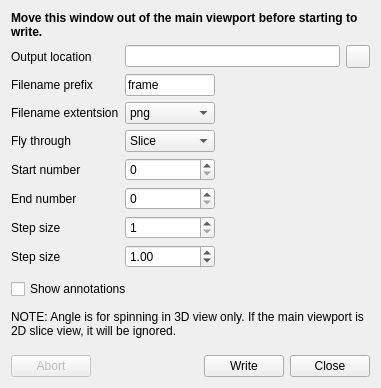
This is freeview/DialogWriteMovieFrames.ui in freesurfer/freesurfer as Qt 5 draws it before an edit. The edited form follows.
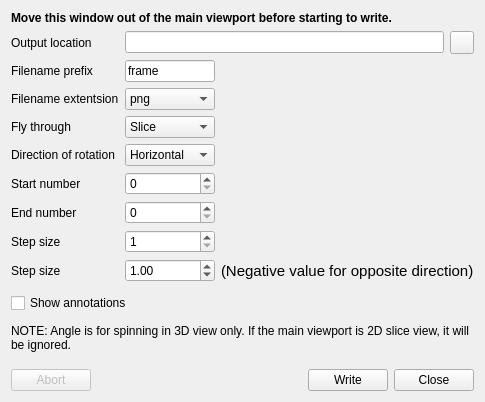
This is the edited form. Icons and pictures are not drawn.

Commit message: Added option to rotate camera in different directions for writing movie frames

```diff
--- a/freeview/DialogWriteMovieFrames.ui
+++ b/freeview/DialogWriteMovieFrames.ui
@@ -6,8 +6,8 @@
    <rect>
     <x>0</x>
     <y>0</y>
-    <width>443</width>
-    <height>439</height>
+    <width>474</width>
+    <height>468</height>
    </rect>
   </property>
   <property name="windowTitle">
@@ -21,7 +21,6 @@
     <widget class="QLabel" name="label_5">
      <property name="font">
       <font>
-       <weight>75</weight>
        <bold>true</bold>
       </font>
      </property>
@@ -35,64 +34,34 @@
    </item>
    <item>
     <layout class="QGridLayout" name="gridLayout">
-     <item row="0" column="0">
-      <widget class="QLabel" name="label">
+     <item row="5" column="0">
+      <widget class="QLabel" name="labelStartNumber">
        <property name="text">
-        <string>Output location</string>
+        <string>Start number</string>
        </property>
       </widget>
      </item>
-     <item row="0" column="1" colspan="2">
-      <widget class="QLineEdit" name="lineEditOutputLocation">
-       <property name="minimumSize">
-        <size>
-         <width>215</width>
-         <height>0</height>
-        </size>
+     <item row="7" column="1">
+      <widget class="QSpinBox" name="spinBoxStep">
+       <property name="minimum">
+        <number>1</number>
        </property>
-      </widget>
-     </item>
-     <item row="0" column="3">
-      <widget class="QToolButton" name="toolButtonOpen">
-       <property name="text">
-        <string/>
+       <property name="maximum">
+        <number>100</number>
        </property>
-       <property name="icon">
-        <iconset resource="freeview.qrc">
-         <normaloff>:/resource/icons/file_open_16.png</normaloff>:/resource/icons/file_open_16.png</iconset>
-       </property>
       </widget>
      </item>
-     <item row="2" column="0">
-      <widget class="QLabel" name="label_2">
-       <property name="text">
-        <string>Filename extentsion</string>
-       </property>
-      </widget>
-     </item>
-     <item row="2" column="1">
-      <widget class="QComboBox" name="comboBoxExtension">
+     <item row="1" column="1">
+      <widget class="QLineEdit" name="lineEditFilenamePrefix">
        <property name="maximumSize">
         <size>
          <width>90</width>
          <height>16777215</height>
         </size>
        </property>
-       <item>
-        <property name="text">
-         <string>png</string>
-        </property>
-       </item>
-       <item>
-        <property name="text">
-         <string>jpeg</string>
-        </property>
-       </item>
-       <item>
-        <property name="text">
-         <string>tiff</string>
-        </property>
-       </item>
+       <property name="text">
+        <string>frame</string>
+       </property>
       </widget>
      </item>
      <item row="2" column="2">
@@ -108,67 +77,16 @@
        </property>
       </spacer>
      </item>
-     <item row="4" column="1">
-      <widget class="QSpinBox" name="spinBoxStart">
-       <property name="minimum">
-        <number>0</number>
-       </property>
-       <property name="maximum">
-        <number>10000</number>
-       </property>
-       <property name="value">
-        <number>0</number>
-       </property>
-      </widget>
-     </item>
-     <item row="5" column="0">
-      <widget class="QLabel" name="labelEndNumber">
-       <property name="text">
-        <string>End number</string>
-       </property>
-      </widget>
-     </item>
-     <item row="5" column="1">
-      <widget class="QSpinBox" name="spinBoxEnd">
-       <property name="minimum">
-        <number>0</number>
-       </property>
-       <property name="maximum">
-        <number>10000</number>
-       </property>
-       <property name="value">
-        <number>0</number>
-       </property>
-      </widget>
-     </item>
-     <item row="4" column="0">
-      <widget class="QLabel" name="labelStartNumber">
-       <property name="text">
-        <string>Start number</string>
-       </property>
-      </widget>
-     </item>
      <item row="6" column="1">
-      <widget class="QSpinBox" name="spinBoxStep">
+      <widget class="QSpinBox" name="spinBoxEnd">
        <property name="minimum">
-        <number>1</number>
+        <number>0</number>
        </property>
        <property name="maximum">
-        <number>100</number>
+        <number>10000</number>
        </property>
-      </widget>
-     </item>
-     <item row="6" column="0">
-      <widget class="QLabel" name="labelSliceStep">
-       <property name="text">
-        <string>Step size</string>
-       </property>
-      </widget>
-     </item>
-     <item row="3" column="0">
-      <widget class="QLabel" name="labelFlyThrough">
-       <property name="text">
-        <string>Fly through</string>
+       <property name="value">
+        <number>0</number>
        </property>
       </widget>
      </item>
@@ -198,30 +116,49 @@
        </property>
       </widget>
      </item>
-     <item row="1" column="1">
-      <widget class="QLineEdit" name="lineEditFilenamePrefix">
+     <item row="6" column="0">
+      <widget class="QLabel" name="labelEndNumber">
+       <property name="text">
+        <string>End number</string>
+       </property>
+      </widget>
+     </item>
+     <item row="2" column="1">
+      <widget class="QComboBox" name="comboBoxExtension">
        <property name="maximumSize">
         <size>
          <width>90</width>
          <height>16777215</height>
         </size>
        </property>
-       <property name="text">
-        <string>frame</string>
-       </property>
+       <item>
+        <property name="text">
+         <string>png</string>
+        </property>
+       </item>
+       <item>
+        <property name="text">
+         <string>jpeg</string>
+        </property>
+       </item>
+       <item>
+        <property name="text">
+         <string>tiff</string>
+        </property>
+       </item>
       </widget>
      </item>
-     <item row="7" column="0">
-      <widget class="QLabel" name="labelSliceStepDouble">
+     <item row="0" column="0">
+      <widget class="QLabel" name="label">
        <property name="text">
-        <string>Step size</string>
+        <string>Output location</string>
        </property>
       </widget>
      </item>
-     <item row="7" column="1">
+     <item row="8" column="1">
       <widget class="QDoubleSpinBox" name="doubleSpinBoxStep">
        <property name="minimum">
-        <double>0.010000000000000</double>
+        <double>-100.000000000000000</double>
        </property>
        <property name="maximum">
         <double>100.000000000000000</double>
@@ -234,6 +171,106 @@
        </property>
       </widget>
      </item>
+     <item row="5" column="1">
+      <widget class="QSpinBox" name="spinBoxStart">
+       <property name="minimum">
+        <number>0</number>
+       </property>
+       <property name="maximum">
+        <number>10000</number>
+       </property>
+       <property name="value">
+        <number>0</number>
+       </property>
+      </widget>
+     </item>
+     <item row="2" column="0">
+      <widget class="QLabel" name="label_2">
+       <property name="text">
+        <string>Filename extentsion</string>
+       </property>
+      </widget>
+     </item>
+     <item row="7" column="0">
+      <widget class="QLabel" name="labelSliceStep">
+       <property name="text">
+        <string>Step size</string>
+       </property>
+      </widget>
+     </item>
+     <item row="3" column="0">
+      <widget class="QLabel" name="labelFlyThrough">
+       <property name="text">
+        <string>Fly through</string>
+       </property>
+      </widget>
+     </item>
+     <item row="0" column="1" colspan="2">
+      <widget class="QLineEdit" name="lineEditOutputLocation">
+       <property name="minimumSize">
+        <size>
+         <width>215</width>
+         <height>0</height>
+        </size>
+       </property>
+      </widget>
+     </item>
+     <item row="8" column="0">
+      <widget class="QLabel" name="labelSliceStepDouble">
+       <property name="text">
+        <string>Step size</string>
+       </property>
+      </widget>
+     </item>
+     <item row="0" column="3">
+      <widget class="QToolButton" name="toolButtonOpen">
+       <property name="text">
+        <string/>
+       </property>
+       <property name="icon">
+        <iconset resource="freeview.qrc">
+         <normaloff>:/resource/icons/file_open_16.png</normaloff>:/resource/icons/file_open_16.png</iconset>
+       </property>
+      </widget>
+     </item>
+     <item row="4" column="0">
+      <widget class="QLabel" name="labelRotateDirection">
+       <property name="text">
+        <string>Direction of rotation</string>
+       </property>
+      </widget>
+     </item>
+     <item row="4" column="1">
+      <widget class="QComboBox" name="comboBoxRotateDirection">
+       <item>
+        <property name="text">
+         <string>Horizontal</string>
+        </property>
+       </item>
+       <item>
+        <property name="text">
+         <string>Elevation</string>
+        </property>
+       </item>
+       <item>
+        <property name="text">
+         <string>Roll</string>
+        </property>
+       </item>
+      </widget>
+     </item>
+     <item row="8" column="2" colspan="2">
+      <widget class="QLabel" name="labelStepSizeNote">
+       <property name="font">
+        <font>
+         <pointsize>11</pointsize>
+        </font>
+       </property>
+       <property name="text">
+        <string>(Negative value for opposite direction)</string>
+       </property>
+      </widget>
+     </item>
     </layout>
    </item>
    <item>
```
The commit also changes 2 other files.
